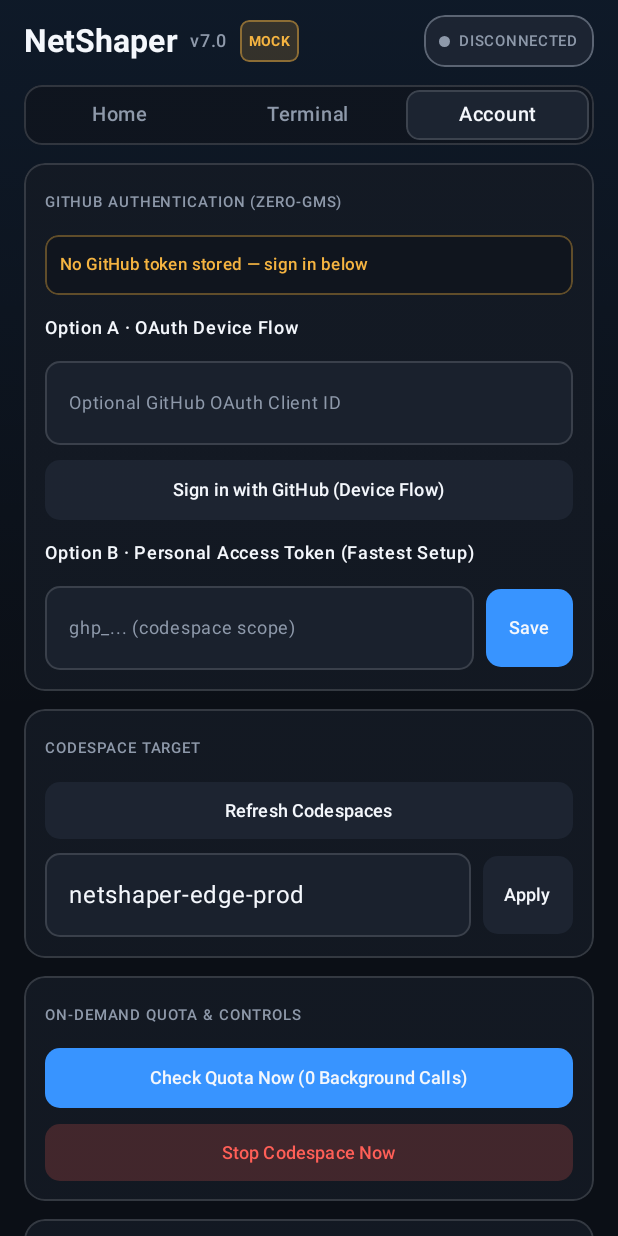
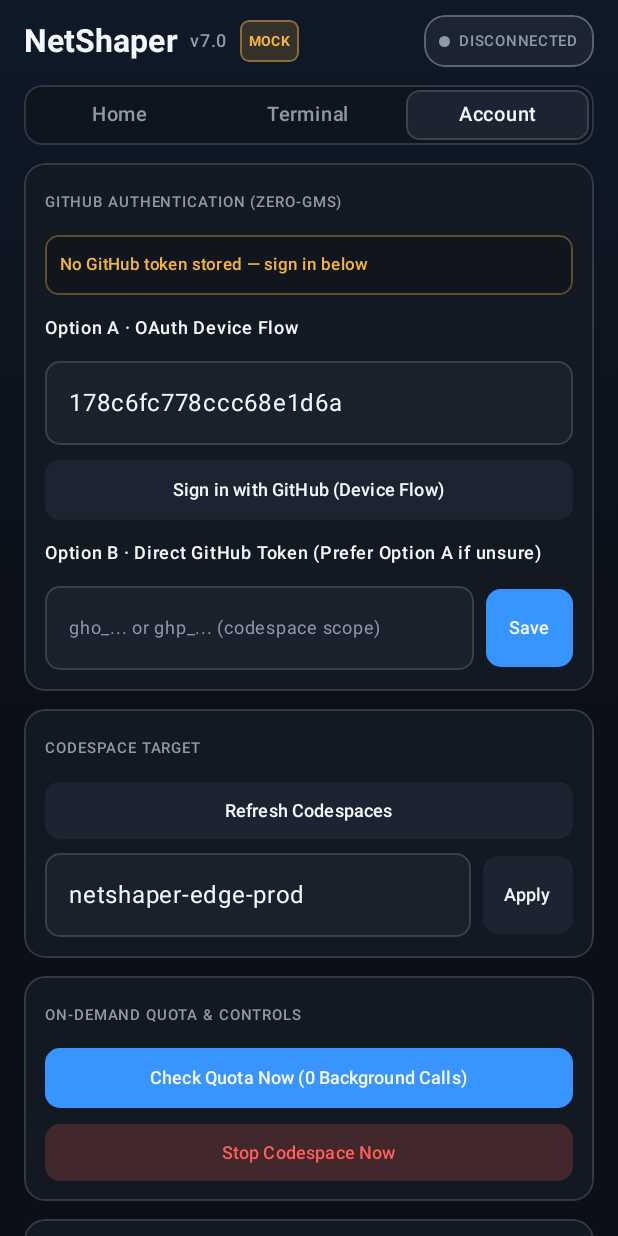
Before and after one commit to ahmadZMVD/NetShaper-Android, an Android app built with Jetpack Compose: the screen it shows after launch (MainActivity), after a tap on "Account", on a phone screen of 412 x 824 dp. Run offline under Robolectric (Android 15) with nearby library versions, the phone set to English and light mode, and no system bars; 2 other taps on this screen came first.

Commit message:
Add files via upload

```diff
--- a/android/app/src/main/java/com/netshaper/mobile/security/AppPreferencesStore.kt
+++ b/android/app/src/main/java/com/netshaper/mobile/security/AppPreferencesStore.kt
@@ -15,7 +15,10 @@ class AppPreferencesStore(context: Context) {
         set(value) { prefs.edit().putString(KEY_CODESPACE_NAME, value.trim()).apply() }
 
     var oauthClientId: String
-        get() = prefs.getString(KEY_OAUTH_CLIENT_ID, "") ?: ""
+        get() {
+            val saved = prefs.getString(KEY_OAUTH_CLIENT_ID, "")?.trim().orEmpty()
+            return saved.ifBlank { DEFAULT_OAUTH_CLIENT_ID }
+        }
         set(value) { prefs.edit().putString(KEY_OAUTH_CLIENT_ID, value.trim()).apply() }
 
     var stopOnExit: Boolean
@@ -38,5 +41,6 @@ class AppPreferencesStore(context: Context) {
         private const val KEY_ENABLE_IDLE_PARKING = "enable_idle_parking"
         private const val KEY_VPN_BANNER_DISMISSED = "vpn_banner_dismissed"
         const val DEFAULT_CODESPACE = "netshaper-edge-prod"
+        const val DEFAULT_OAUTH_CLIENT_ID = "178c6fc778ccc68e1d6a"
     }
 }
--- a/android/app/src/main/java/com/netshaper/mobile/service/NetShaperForegroundService.kt
+++ b/android/app/src/main/java/com/netshaper/mobile/service/NetShaperForegroundService.kt
@@ -545,7 +545,7 @@ class NetShaperForegroundService : Service() {
         private const val CHANNEL_ID = "netshaper_tunnel_channel"
         private const val NOTIFICATION_ID = 7001
 
-        private const val MAX_WAKELOCK_MS = 60_000L
+        private const val MAX_WAKELOCK_MS = 120_000L
         private const val STOP_WAKELOCK_MS = 15_000L
         private const val HANDOVER_WAKELOCK_MS = 12_000L
         private const val FOREGROUND_POLL_MS = 1_000L
--- a/android/app/src/main/java/com/netshaper/mobile/ui/screens/AccountScreen.kt
+++ b/android/app/src/main/java/com/netshaper/mobile/ui/screens/AccountScreen.kt
@@ -204,6 +204,10 @@ fun AccountScreen(
                             }
                         }
                         if (accountState.isPollingDeviceAuth) {
+                            Column(
+                                horizontalAlignment = Alignment.CenterHorizontally,
+                                verticalArrangement = Arrangement.spacedBy(4.dp)
+                            ) {
                                 Row(
                                     verticalAlignment = Alignment.CenterVertically,
                                     horizontalArrangement = Arrangement.spacedBy(8.dp)
@@ -219,6 +223,14 @@ fun AccountScreen(
                                         color = NetShaperColors.TextSecondary
                                     )
                                 }
+                                accountState.deviceAuthStatusNote?.let { note ->
+                                    Text(
+                                        text = note,
+                                        fontSize = 10.sp,
+                                        color = NetShaperColors.Amber
+                                    )
+                                }
+                            }
                         }
                     }
                 } else {
@@ -228,7 +240,7 @@ fun AccountScreen(
                             onValueChange = { clientIdInput = it },
                             modifier = Modifier.fillMaxWidth(),
                             singleLine = true,
-                            placeholder = { Text("Optional GitHub OAuth Client ID", fontSize = 12.sp) },
+                            placeholder = { Text("GitHub OAuth Client ID (178c6fc778ccc68e1d6a)", fontSize = 12.sp) },
                             colors = glassTextFieldColors(),
                             shape = RoundedCornerShape(10.dp)
                         )
@@ -248,9 +260,9 @@ fun AccountScreen(
                     }
                 }
 
-                // Option B: Personal Access Token (Fastest Setup)
+                // Option B: Direct Token Entry
                 Text(
-                    text = "Option B · Personal Access Token (Fastest Setup)",
+                    text = "Option B · Direct GitHub Token (Prefer Option A if unsure)",
                     fontSize = 12.sp,
                     fontWeight = FontWeight.SemiBold,
                     color = NetShaperColors.TextPrimary
@@ -267,7 +279,7 @@ fun AccountScreen(
                             modifier = Modifier.weight(1f),
                             singleLine = true,
                             visualTransformation = PasswordVisualTransformation(),
-                            placeholder = { Text("ghp_... (codespace scope)", fontSize = 12.sp) },
+                            placeholder = { Text("gho_... or ghp_... (codespace scope)", fontSize = 12.sp) },
                             colors = glassTextFieldColors(),
                             shape = RoundedCornerShape(10.dp)
                         )
```
Also changed, not shown: android/app/src/main/java/com/netshaper/mobile/viewmodel/NetShaperViewModel.kt (+68 -13 lines). Lines whose indentation alone changed are shown as unchanged.
